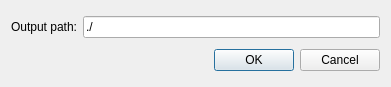
Above: src/interface/ui/preferences.ui from FXIhub/hummingbird before the change. Below: the same form after it.
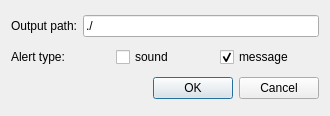
That is the form after the change.

The edit to the form file:
```diff
--- a/src/interface/ui/preferences.ui
+++ b/src/interface/ui/preferences.ui
@@ -6,14 +6,14 @@
    <rect>
     <x>0</x>
     <y>0</y>
-    <width>391</width>
-    <height>87</height>
+    <width>330</width>
+    <height>116</height>
    </rect>
   </property>
   <property name="windowTitle">
    <string>Dialog</string>
   </property>
-  <layout class="QGridLayout" name="gridLayout">
+  <layout class="QGridLayout" name="gridLayout_2">
    <item row="0" column="0">
     <layout class="QHBoxLayout" name="horizontalLayout">
      <item>
@@ -33,6 +33,37 @@
     </layout>
    </item>
    <item row="1" column="0">
+    <layout class="QGridLayout" name="gridLayout">
+     <item row="0" column="0">
+      <widget class="QLabel" name="label_2">
+       <property name="text">
+        <string>Alert type:</string>
+       </property>
+      </widget>
+     </item>
+     <item row="0" column="1">
+      <widget class="QCheckBox" name="alert_sound">
+       <property name="text">
+        <string>sound</string>
+       </property>
+       <property name="checked">
+        <bool>false</bool>
+       </property>
+      </widget>
+     </item>
+     <item row="0" column="2">
+      <widget class="QCheckBox" name="alert_msg">
+       <property name="text">
+        <string>message</string>
+       </property>
+       <property name="checked">
+        <bool>true</bool>
+       </property>
+      </widget>
+     </item>
+    </layout>
+   </item>
+   <item row="2" column="0">
     <widget class="QDialogButtonBox" name="buttonBox">
      <property name="orientation">
       <enum>Qt::Horizontal</enum>
```
